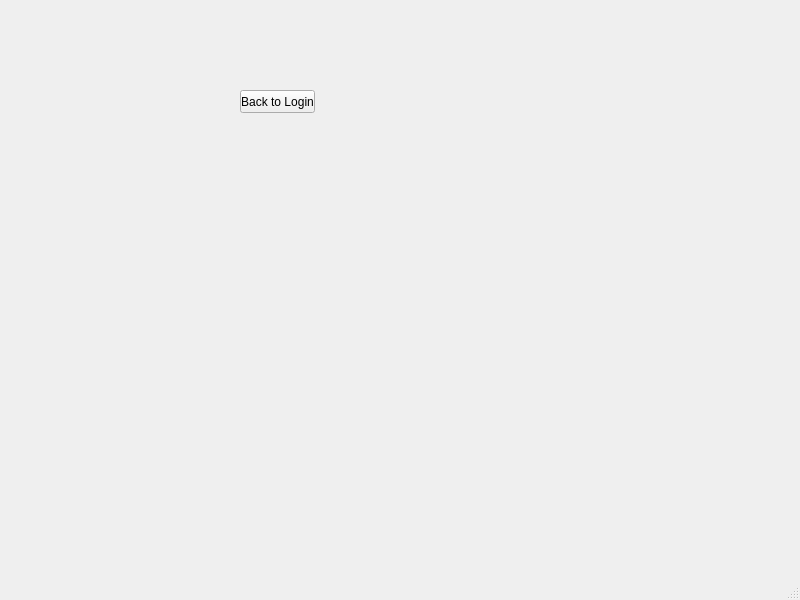
Old version of the form Group_Project_1/createloginwindow.ui in the repository Cyrus-Riahi/CS1D-P1.
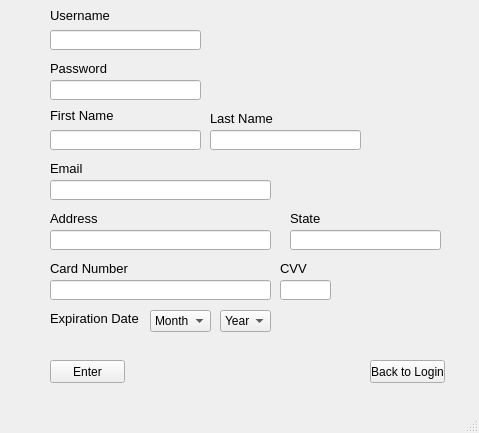
New version of the form.

The edit to the form file:
```diff
--- a/Group_Project_1/createloginwindow.ui
+++ b/Group_Project_1/createloginwindow.ui
@@ -6,8 +6,8 @@
    <rect>
     <x>0</x>
     <y>0</y>
-    <width>800</width>
-    <height>600</height>
+    <width>479</width>
+    <height>433</height>
    </rect>
   </property>
   <property name="windowTitle">
@@ -17,8 +17,8 @@
    <widget class="QPushButton" name="pushButton">
     <property name="geometry">
      <rect>
-      <x>240</x>
-      <y>90</y>
+      <x>370</x>
+      <y>360</y>
       <width>75</width>
       <height>23</height>
      </rect>
@@ -27,6 +27,434 @@
      <string>Back to Login</string>
     </property>
    </widget>
+   <widget class="QLineEdit" name="firstName">
+    <property name="geometry">
+     <rect>
+      <x>50</x>
+      <y>130</y>
+      <width>151</width>
+      <height>20</height>
+     </rect>
+    </property>
+   </widget>
+   <widget class="QLineEdit" name="lastName">
+    <property name="geometry">
+     <rect>
+      <x>210</x>
+      <y>130</y>
+      <width>151</width>
+      <height>20</height>
+     </rect>
+    </property>
+   </widget>
+   <widget class="QLabel" name="label">
+    <property name="geometry">
+     <rect>
+      <x>50</x>
+      <y>100</y>
+      <width>91</width>
+      <height>31</height>
+     </rect>
+    </property>
+    <property name="font">
+     <font>
+      <pointsize>10</pointsize>
+     </font>
+    </property>
+    <property name="text">
+     <string>First Name</string>
+    </property>
+   </widget>
+   <widget class="QLabel" name="label_2">
+    <property name="geometry">
+     <rect>
+      <x>210</x>
+      <y>110</y>
+      <width>71</width>
+      <height>16</height>
+     </rect>
+    </property>
+    <property name="font">
+     <font>
+      <pointsize>10</pointsize>
+     </font>
+    </property>
+    <property name="text">
+     <string>Last Name</string>
+    </property>
+   </widget>
+   <widget class="QLabel" name="label_3">
+    <property name="geometry">
+     <rect>
+      <x>50</x>
+      <y>160</y>
+      <width>71</width>
+      <height>16</height>
+     </rect>
+    </property>
+    <property name="font">
+     <font>
+      <pointsize>10</pointsize>
+     </font>
+    </property>
+    <property name="text">
+     <string>Email</string>
+    </property>
+   </widget>
+   <widget class="QLineEdit" name="email">
+    <property name="geometry">
+     <rect>
+      <x>50</x>
+      <y>180</y>
+      <width>221</width>
+      <height>20</height>
+     </rect>
+    </property>
+   </widget>
+   <widget class="QLabel" name="label_4">
+    <property name="geometry">
+     <rect>
+      <x>50</x>
+      <y>210</y>
+      <width>71</width>
+      <height>16</height>
+     </rect>
+    </property>
+    <property name="font">
+     <font>
+      <pointsize>10</pointsize>
+     </font>
+    </property>
+    <property name="text">
+     <string>Address </string>
+    </property>
+   </widget>
+   <widget class="QLineEdit" name="address">
+    <property name="geometry">
+     <rect>
+      <x>50</x>
+      <y>230</y>
+      <width>221</width>
+      <height>20</height>
+     </rect>
+    </property>
+   </widget>
+   <widget class="QLabel" name="label_5">
+    <property name="geometry">
+     <rect>
+      <x>290</x>
+      <y>210</y>
+      <width>71</width>
+      <height>16</height>
+     </rect>
+    </property>
+    <property name="font">
+     <font>
+      <pointsize>10</pointsize>
+     </font>
+    </property>
+    <property name="text">
+     <string>State</string>
+    </property>
+   </widget>
+   <widget class="QLineEdit" name="state">
+    <property name="geometry">
+     <rect>
+      <x>290</x>
+      <y>230</y>
+      <width>151</width>
+      <height>20</height>
+     </rect>
+    </property>
+   </widget>
+   <widget class="QLabel" name="label_6">
+    <property name="geometry">
+     <rect>
+      <x>50</x>
+      <y>260</y>
+      <width>81</width>
+      <height>16</height>
+     </rect>
+    </property>
+    <property name="font">
+     <font>
+      <pointsize>10</pointsize>
+     </font>
+    </property>
+    <property name="text">
+     <string>Card Number</string>
+    </property>
+   </widget>
+   <widget class="QLineEdit" name="cardNum">
+    <property name="geometry">
+     <rect>
+      <x>50</x>
+      <y>280</y>
+      <width>221</width>
+      <height>20</height>
+     </rect>
+    </property>
+   </widget>
+   <widget class="QLabel" name="label_7">
+    <property name="geometry">
+     <rect>
+      <x>280</x>
+      <y>260</y>
+      <width>41</width>
+      <height>16</height>
+     </rect>
+    </property>
+    <property name="font">
+     <font>
+      <pointsize>10</pointsize>
+     </font>
+    </property>
+    <property name="text">
+     <string>CVV</string>
+    </property>
+   </widget>
+   <widget class="QLineEdit" name="CVV">
+    <property name="geometry">
+     <rect>
+      <x>280</x>
+      <y>280</y>
+      <width>51</width>
+      <height>20</height>
+     </rect>
+    </property>
+   </widget>
+   <widget class="QLabel" name="label_8">
+    <property name="geometry">
+     <rect>
+      <x>50</x>
+      <y>310</y>
+      <width>101</width>
+      <height>16</height>
+     </rect>
+    </property>
+    <property name="font">
+     <font>
+      <pointsize>10</pointsize>
+     </font>
+    </property>
+    <property name="text">
+     <string>Expiration Date</string>
+    </property>
+   </widget>
+   <widget class="QComboBox" name="month">
+    <property name="geometry">
+     <rect>
+      <x>150</x>
+      <y>310</y>
+      <width>61</width>
+      <height>22</height>
+     </rect>
+    </property>
+    <item>
+     <property name="text">
+      <string>Month</string>
+     </property>
+    </item>
+    <item>
+     <property name="text">
+      <string>1</string>
+     </property>
+    </item>
+    <item>
+     <property name="text">
+      <string>2</string>
+     </property>
+    </item>
+    <item>
+     <property name="text">
+      <string>3</string>
+     </property>
+    </item>
+    <item>
+     <property name="text">
+      <string>4</string>
+     </property>
+    </item>
+    <item>
+     <property name="text">
+      <string>5</string>
+     </property>
+    </item>
+    <item>
+     <property name="text">
+      <string>6</string>
+     </property>
+    </item>
+    <item>
+     <property name="text">
+      <string>7</string>
+     </property>
+    </item>
+    <item>
+     <property name="text">
+      <string>8</string>
+     </property>
+    </item>
+    <item>
+     <property name="text">
+      <string>9</string>
+     </property>
+    </item>
+    <item>
+     <property name="text">
+      <string>10</string>
+     </property>
+    </item>
+    <item>
+     <property name="text">
+      <string>11</string>
+     </property>
+    </item>
+    <item>
+     <property name="text">
+      <string>12</string>
+     </property>
+    </item>
+   </widget>
+   <widget class="QComboBox" name="year">
+    <property name="geometry">
+     <rect>
+      <x>220</x>
+      <y>310</y>
+      <width>51</width>
+      <height>22</height>
+     </rect>
+    </property>
+    <item>
+     <property name="text">
+      <string>Year</string>
+     </property>
+    </item>
+    <item>
+     <property name="text">
+      <string>17</string>
+     </property>
+    </item>
+    <item>
+     <property name="text">
+      <string>18</string>
+     </property>
+    </item>
+    <item>
+     <property name="text">
+      <string>19</string>
+     </property>
+    </item>
+    <item>
+     <property name="text">
+      <string>20</string>
+     </property>
+    </item>
+    <item>
+     <property name="text">
+      <string>21</string>
+     </property>
+    </item>
+    <item>
+     <property name="text">
+      <string>22</string>
+     </property>
+    </item>
+    <item>
+     <property name="text">
+      <string>23</string>
+     </property>
+    </item>
+    <item>
+     <property name="text">
+      <string>24</string>
+     </property>
+    </item>
+    <item>
+     <property name="text">
+      <string>25</string>
+     </property>
+    </item>
+    <item>
+     <property name="text">
+      <string>26</string>
+     </property>
+    </item>
+    <item>
+     <property name="text">
+      <string>27</string>
+     </property>
+    </item>
+   </widget>
+   <widget class="QPushButton" name="Enter">
+    <property name="geometry">
+     <rect>
+      <x>50</x>
+      <y>360</y>
+      <width>75</width>
+      <height>23</height>
+     </rect>
+    </property>
+    <property name="text">
+     <string>Enter</string>
+    </property>
+   </widget>
+   <widget class="QLabel" name="label_9">
+    <property name="geometry">
+     <rect>
+      <x>50</x>
+      <y>0</y>
+      <width>91</width>
+      <height>31</height>
+     </rect>
+    </property>
+    <property name="font">
+     <font>
+      <pointsize>10</pointsize>
+     </font>
+    </property>
+    <property name="text">
+     <string>Username</string>
+    </property>
+   </widget>
+   <widget class="QLineEdit" name="username">
+    <property name="geometry">
+     <rect>
+      <x>50</x>
+      <y>30</y>
+      <width>151</width>
+      <height>20</height>
+     </rect>
+    </property>
+   </widget>
+   <widget class="QLabel" name="label_10">
+    <property name="geometry">
+     <rect>
+      <x>50</x>
+      <y>60</y>
+      <width>71</width>
+      <height>16</height>
+     </rect>
+    </property>
+    <property name="font">
+     <font>
+      <pointsize>10</pointsize>
+     </font>
+    </property>
+    <property name="text">
+     <string>Password</string>
+    </property>
+   </widget>
+   <widget class="QLineEdit" name="password">
+    <property name="geometry">
+     <rect>
+      <x>50</x>
+      <y>80</y>
+      <width>151</width>
+      <height>20</height>
+     </rect>
+    </property>
+   </widget>
   </widget>
   <widget class="QMenuBar" name="menubar">
    <property name="geometry">
```
Left out of the diff: 2 changed lines with no effect on the pictures.
